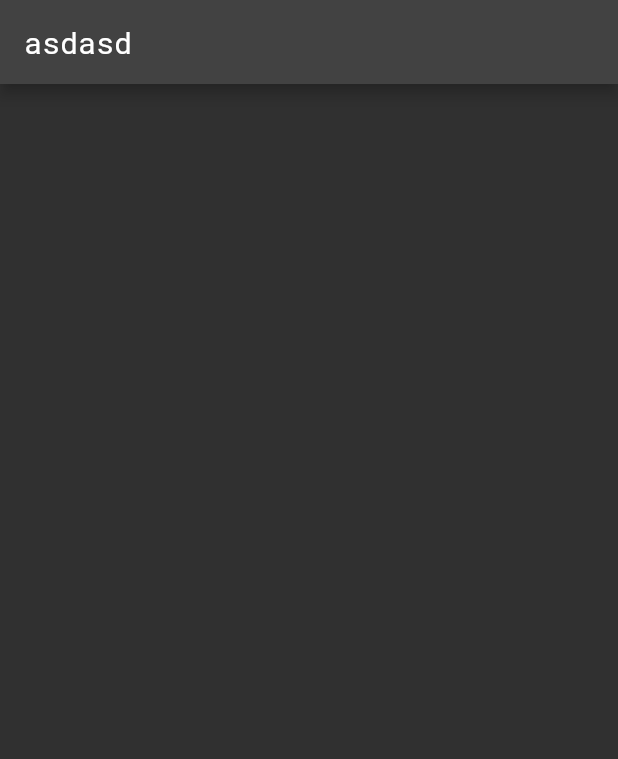
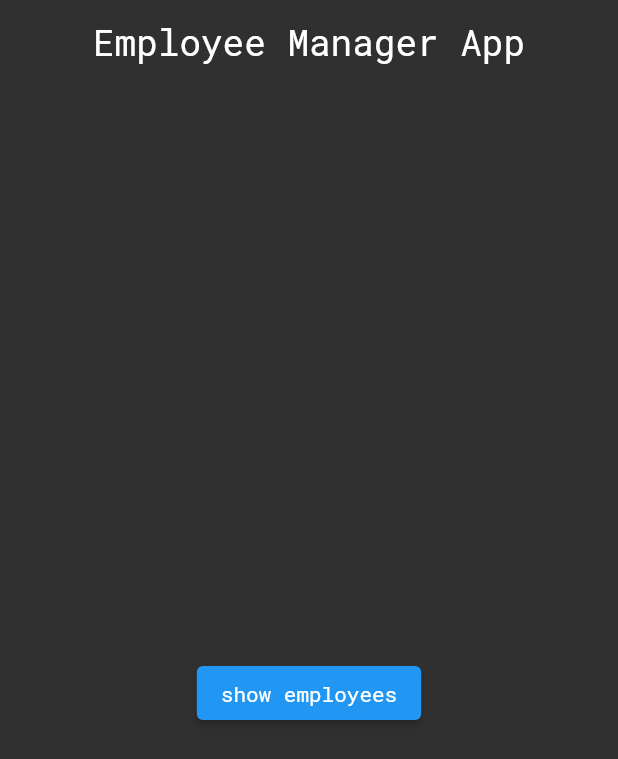
Before and after one commit to MertSaygili/flutter_local_databases, a Flutter app: the screen it shows after launch, on a phone screen of 412 x 824 dp. Shown: the top 759 px of the screen. Run offline on Flutter 3.47's test engine with Material 2 defaults, Android fonts, the phone set to English and light mode, and no system bars; our stand-ins replace sqflite; accounts and stored records are empty.

Commit message:
custom_appbar.dart

```diff
--- a/lib/SQFlite/view/main_page.dart
+++ b/lib/SQFlite/view/main_page.dart
@@ -1,4 +1,5 @@
 import 'package:flutter/material.dart';
+import 'package:flutter_local_databases/SQFlite/widgets/custom_appbar.dart';
 
 class MainPageView extends StatefulWidget {
   const MainPageView({super.key});
@@ -11,8 +12,16 @@ class _MainPageViewState extends State<MainPageView> {
   @override
   Widget build(BuildContext context) {
     return Scaffold(
-      appBar: AppBar(
-        title: const Text('asdasd'),
+      appBar: CustomAppbar(),
+      body: Center(
+        child: Column(
+          mainAxisAlignment: MainAxisAlignment.center,
+          crossAxisAlignment: CrossAxisAlignment.center,
+          children: [
+            ElevatedButton(
+                onPressed: () {}, child: const Text('show employees')),
+          ],
+        ),
       ),
     );
   }
--- /dev/null
+++ b/lib/SQFlite/widgets/custom_appbar.dart
@@ -0,0 +1,18 @@
+import 'package:flutter/material.dart';
+
+class CustomAppbar extends StatelessWidget with PreferredSizeWidget {
+  CustomAppbar({super.key});
+
+  final double _prefferedSizeHeight = 100;
+  final String _titleAppbar = 'Employee Manager App';
+
+  @override
+  Size get preferredSize => Size.fromHeight(_prefferedSizeHeight);
+
+  @override
+  Widget build(BuildContext context) {
+    return AppBar(
+      title: Text(_titleAppbar, style: Theme.of(context).textTheme.titleMedium),
+    );
+  }
+}
--- /dev/null
+++ b/lib/constants/constanst.dart
@@ -0,0 +1,10 @@
+import 'package:flutter/animation.dart';
+import 'package:flutter/material.dart';
+
+class FontSizes {
+  final double titleMedium = 24;
+}
+
+class ColorItems {
+  final Color colorTransparet = Colors.transparent;
+}
--- a/lib/theme/dark_custom_theme.dart
+++ b/lib/theme/dark_custom_theme.dart
@@ -1,12 +1,37 @@
 import 'package:flutter/material.dart';
+import 'package:flutter_local_databases/constants/constanst.dart';
 
 class CustomDarkTheme {
   late final ThemeData theme;
+  late final FontSizes _fontSizes;
+  late final ColorItems _colors;
 
   CustomDarkTheme() {
+    // initiliaze
+    _fontSizes = FontSizes();
+    _colors = ColorItems();
+
     theme = ThemeData(
       brightness: Brightness.dark,
       fontFamily: 'RobotoMono',
+      appBarTheme: _appbarTheme(),
+      textTheme: _textTheme(),
+    );
+  }
+
+  TextTheme _textTheme() {
+    return TextTheme(
+      titleMedium: TextStyle(
+        fontSize: _fontSizes.titleMedium,
+      ),
+    );
+  }
+
+  AppBarTheme _appbarTheme() {
+    return AppBarTheme(
+      centerTitle: true,
+      backgroundColor: _colors.colorTransparet,
+      elevation: 0,
     );
   }
 }
```
